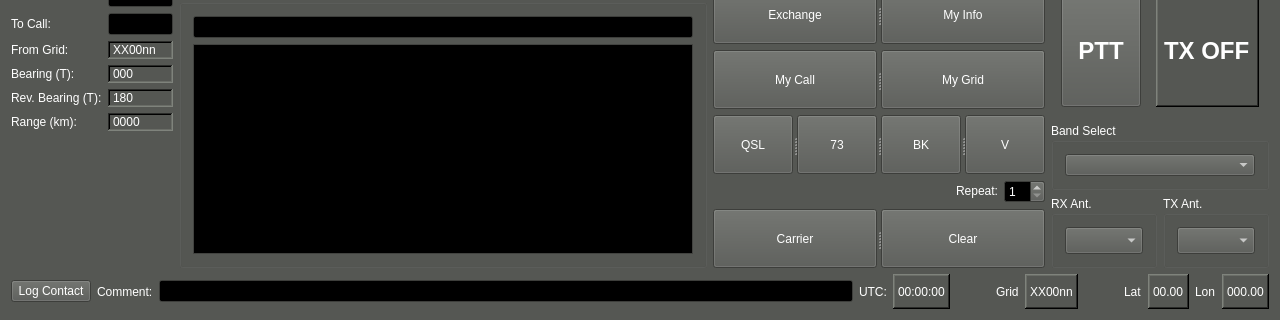
This is qtgui/mainwindow.ui in kb1vc/SoDaRadio as Qt 5 draws it before an edit; both pictures show x 0 to 1280 and y 490 to 810 of the 1280 by 810 pixel window. The edited form follows.
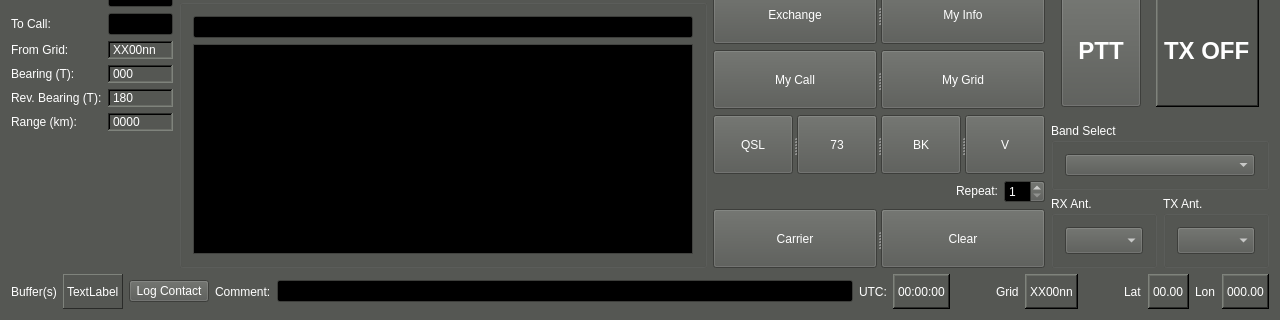
This is the edited form. The open tabs and pages were chosen to show the change. Icons and pictures are not drawn. Custom widgets are drawn as their Qt base class.

```diff
--- a/qtgui/mainwindow.ui
+++ b/qtgui/mainwindow.ui
@@ -2820,9 +2820,36 @@
      </layout>
     </item>
     <item>
-     <layout class="QHBoxLayout" name="LogGPS_lay" stretch="2,0">
+     <layout class="QHBoxLayout" name="LogGPS_lay" stretch="0,2,0">
       <item>
-       <layout class="QHBoxLayout" name="Log_box" stretch="0,0,2">
+       <layout class="QHBoxLayout" name="horizontalLayout_17">
+        <item>
+         <widget class="QLabel" name="buflab">
+          <property name="text">
+           <string>Buffer(s)</string>
+          </property>
+         </widget>
+        </item>
+        <item>
+         <widget class="QLabel" name="slack_lab">
+          <property name="frameShape">
+           <enum>QFrame::Panel</enum>
+          </property>
+          <property name="frameShadow">
+           <enum>QFrame::Raised</enum>
+          </property>
+          <property name="text">
+           <string>TextLabel</string>
+          </property>
+         </widget>
+        </item>
+       </layout>
+      </item>
+      <item>
+       <layout class="QHBoxLayout" name="Log_box" stretch="0,0,0,2">
+        <item>
+         <layout class="QHBoxLayout" name="horizontalLayout_10"/>
+        </item>
         <item>
          <widget class="QPushButton" name="LogContact_btn">
           <property name="text">
```
Left out of the diff: 2 changed lines with no effect on the pictures.
